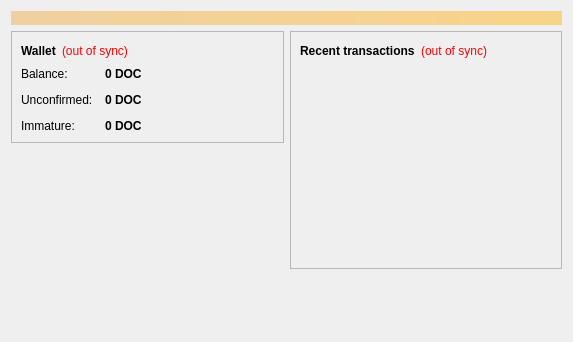
The window that src/qt/forms/overviewpage.ui (aaron-hanson/doctorcoin) describes before a commit, drawn with Qt 5.
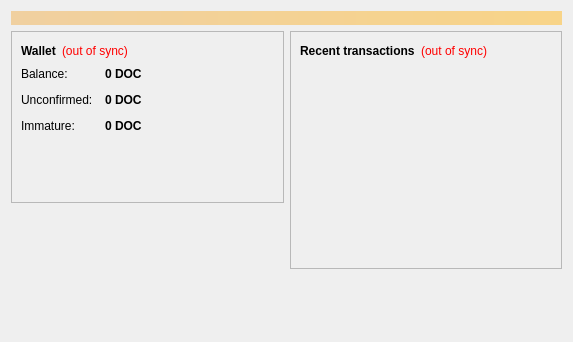
The same window after the commit.

Commit message: logo on qt overview window, better testnet splash

The edit to the form file:
```diff
--- a/src/qt/forms/overviewpage.ui
+++ b/src/qt/forms/overviewpage.ui
@@ -186,6 +186,26 @@
             </item>
            </layout>
           </item>
+          <item>
+           <spacer name="logoSpacer">
+            <property name="orientation">
+             <enum>Qt::Horizontal</enum>
+            </property>
+            <property name="sizeHint" stdset="0">
+             <size>
+              <width>20</width>
+              <height>40</height>
+             </size>
+            </property>
+           </spacer>
+          </item>
+          <item>
+		   <widget class="QLabel" name="doctorcoinLogo">
+			<property name="alignment">
+			 <set>Qt::AlignLeft</set>
+			</property>
+		   </widget>
+		  </item>
          </layout>
         </widget>
        </item>
```
The commit also changes 2 other files.
